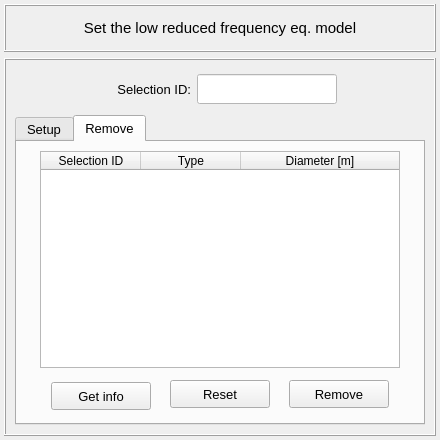
Before: the Qt Designer form vibra/interface/data/ui_files/model/setup/acoustic/set_lrf_eq_model_inputs.ui in MOPT-UFSC/VIBRA, drawn with Qt 5.
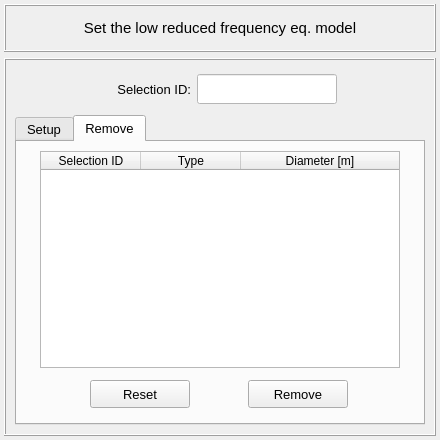
After: the same form once the commit is applied. The open tabs and pages were chosen to show the change.

Diff of the .ui file:
```diff
--- a/vibra/interface/data/ui_files/model/setup/acoustic/set_lrf_eq_model_inputs.ui
+++ b/vibra/interface/data/ui_files/model/setup/acoustic/set_lrf_eq_model_inputs.ui
@@ -1251,7 +1251,7 @@
              <property name="horizontalSpacing">
               <number>12</number>
              </property>
-             <item row="0" column="1">
+             <item row="0" column="0">
               <widget class="QPushButton" name="pushButton_reset">
                <property name="minimumSize">
                 <size>
@@ -1282,7 +1282,7 @@
                </property>
               </widget>
              </item>
-             <item row="0" column="2">
+             <item row="0" column="1">
               <widget class="QPushButton" name="pushButton_remove">
                <property name="minimumSize">
                 <size>
@@ -1313,40 +1313,6 @@
                </property>
               </widget>
              </item>
-             <item row="0" column="0">
-              <widget class="QPushButton" name="pushButton_get_lrf_info">
-               <property name="minimumSize">
-                <size>
-                 <width>100</width>
-                 <height>28</height>
-                </size>
-               </property>
-               <property name="maximumSize">
-                <size>
-                 <width>70</width>
-                 <height>24</height>
-                </size>
-               </property>
-               <property name="font">
-                <font>
-                 <family>MS Shell Dlg 2</family>
-                 <pointsize>10</pointsize>
-                 <weight>50</weight>
-                 <italic>false</italic>
-                 <bold>false</bold>
-                </font>
-               </property>
-               <property name="toolTip">
-                <string>&lt;html&gt;&lt;head/&gt;&lt;body&gt;&lt;p&gt;Get the selection information&lt;/p&gt;&lt;/body&gt;&lt;/html&gt;</string>
-               </property>
-               <property name="styleSheet">
-                <string notr="true"/>
-               </property>
-               <property name="text">
-                <string>Get info</string>
-               </property>
-              </widget>
-             </item>
             </layout>
            </widget>
           </item>
```
